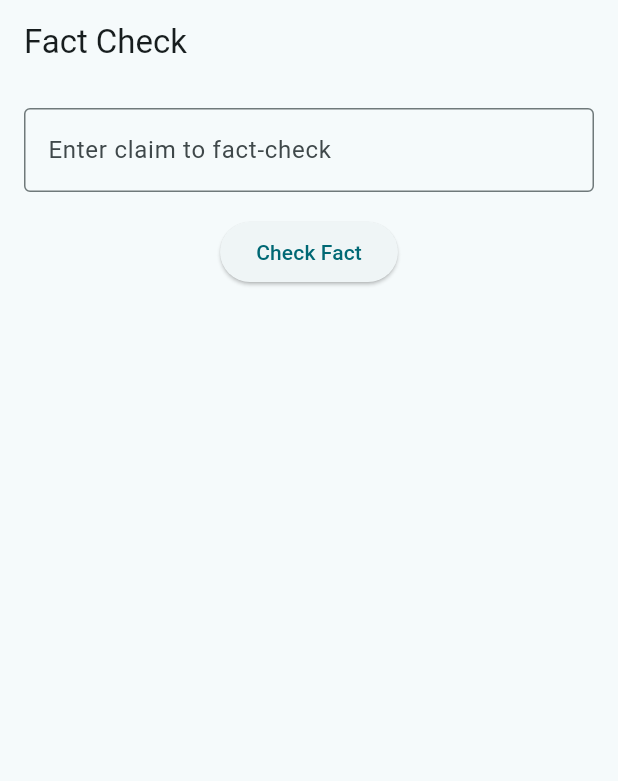
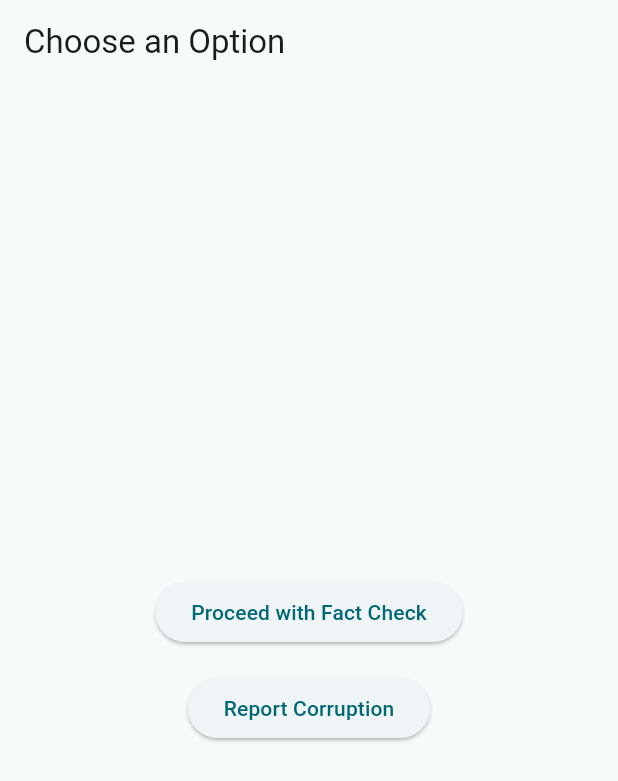
Before and after one commit to Slozzyondul/Social_Justice_and_Reform_Hackathon, a Flutter app: the screen it shows after launch, on a phone screen of 412 x 824 dp. Shown: the top 781 px of the screen. Run offline on Flutter 3.47's test engine with Material 3 defaults, Android fonts, the phone set to English and light mode, and no system bars; our stand-ins replace image_picker.

```diff
--- /dev/null
+++ b/lib/frontend/screens/main_options_screen.dart
@@ -0,0 +1,39 @@
+import 'package:flutter/material.dart';
+import 'package:solop/frontend/screens/fact_check/fact_check.dart';
+import 'package:solop/frontend/screens/report/report_corruption_screen.dart';
+
+class MainOptionScreen extends StatelessWidget {
+  const MainOptionScreen({super.key});
+
+  @override
+  Widget build(BuildContext context) {
+    return Scaffold(
+      appBar: AppBar(title: const Text('Choose an Option')),
+      body: Center(
+        child: Padding(
+          padding: const EdgeInsets.all(16.0),
+          child: Column(
+            mainAxisAlignment: MainAxisAlignment.center,
+            children: [
+              ElevatedButton(
+                onPressed: () {
+                  // Navigate to Fact Check Screen
+                  Navigator.push(context, MaterialPageRoute(builder: (context) => const NewsFactCheckScreen()));
+                },
+                child: const Text('Proceed with Fact Check'),
+              ),
+              const SizedBox(height: 16),
+              ElevatedButton(
+                onPressed: () {
+                  // Navigate to Report Corruption Screen
+                  Navigator.push(context, MaterialPageRoute(builder: (context) =>  const ReportCorruptionScreen()));
+                },
+                child: const Text('Report Corruption'),
+              ),
+            ],
+          ),
+        ),
+      ),
+    );
+  }
+}
--- a/lib/frontend/screens/splash_screen_wrapper.dart
+++ b/lib/frontend/screens/splash_screen_wrapper.dart
@@ -1,5 +1,5 @@
 import 'package:flutter/material.dart';
-import 'package:solop/frontend/screens/fact_check/fact_check.dart';
+import 'package:solop/frontend/screens/main_options_screen.dart';
 import 'package:solop/frontend/screens/splash_screen.dart';
 
 class SplashScreenWrapper extends StatefulWidget {
@@ -30,6 +30,6 @@ class _SplashScreenWrapperState extends State<SplashScreenWrapper> {
 
   @override
   Widget build(BuildContext context) {
-    return _isLoading ? const SplashScreen() : const NewsFactCheckScreen();
+    return _isLoading ? const SplashScreen() : const MainOptionScreen();
   }
 }
--- a/pubspec.yaml
+++ b/pubspec.yaml
@@ -31,6 +31,7 @@ dependencies:
   flutter:
     sdk: flutter
   http: ^0.13.4
+  image_picker: ^0.8.5+3
 
 
   # The following adds the Cupertino Icons font to your application.
```
Also changed, not shown: lib/frontend/screens/report/report_corruption_screen.dart (added, +133 -0 lines), lib/frontend/screens/report/report_form_screen.dart (deleted), lib/frontend/screens/report/report_list_screen.dart (deleted), pubspec.lock, 9 other files.
